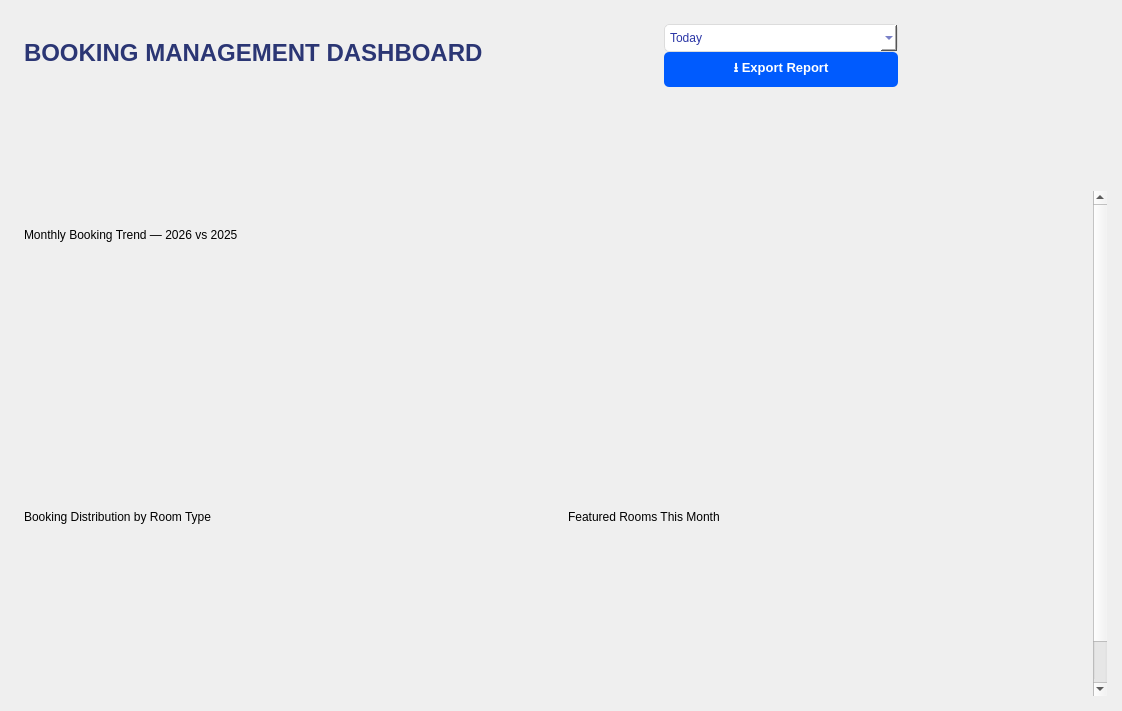
Above: src/views/DashboardWidget.ui from nguyenvuducduy97andrew-ai/OOP_HotelBookingManagementSystem before the change. Below: the same form after it.
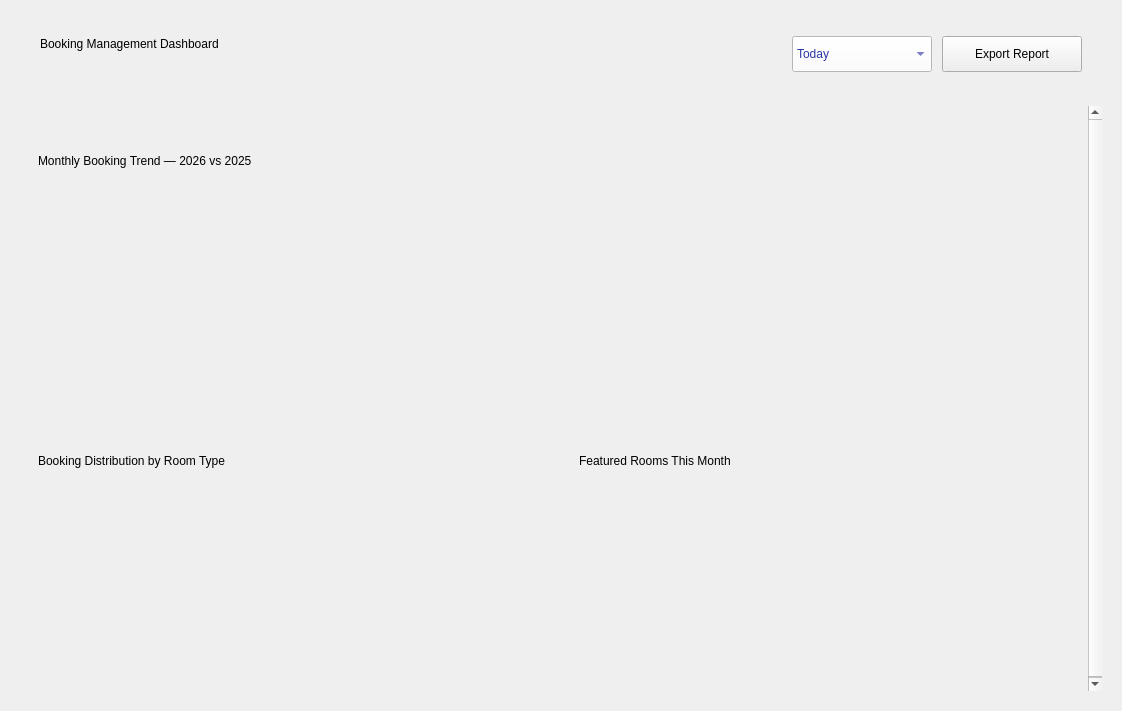
That is the form after the change. Custom widgets are drawn as their Qt base class.

Commit message: Polish dashboard layout and styling for a clearer overview.

What changed in the file:
```diff
--- a/src/views/DashboardWidget.ui
+++ b/src/views/DashboardWidget.ui
@@ -23,41 +23,41 @@
     <bool>false</bool>
    </property>
    <layout class="QVBoxLayout" name="mainVerticalLayout">
-    <property name="leftMargin"><number>15</number></property>
-    <property name="topMargin"><number>15</number></property>
-    <property name="rightMargin"><number>15</number></property>
-    <property name="bottomMargin"><number>15</number></property>
-    <property name="spacing"><number>15</number></property>
+    <property name="leftMargin"><number>20</number></property>
+    <property name="topMargin"><number>20</number></property>
+    <property name="rightMargin"><number>20</number></property>
+    <property name="bottomMargin"><number>20</number></property>
+    <property name="spacing"><number>18</number></property>
     <item>
      <widget class="QFrame" name="HeaderFrame">
-   <property name="geometry">
-    <rect>
-     <x>15</x>
-     <y>15</y>
-     <width>1050</width>
-     <height>150</height>
-    </rect>
-   </property>
    <property name="sizePolicy">
     <sizepolicy hsizetype="Expanding" vsizetype="Fixed">
      <horstretch>0</horstretch>
      <verstretch>0</verstretch>
     </sizepolicy>
    </property>
-   <property name="minimumSize">
-    <size>
-     <width>150</width>
-     <height>150</height>
-    </size>
-   </property>
    <layout class="QHBoxLayout" name="horizontalLayout">
+    <property name="leftMargin"><number>20</number></property>
+    <property name="topMargin"><number>16</number></property>
+    <property name="rightMargin"><number>20</number></property>
+    <property name="bottomMargin"><number>16</number></property>
+    <property name="spacing"><number>16</number></property>
     <item>
      <layout class="QVBoxLayout" name="verticalLayoutTitle">
       <property name="spacing">
-       <number>5</number>
+       <number>4</number>
+      </property>
+      <property name="leftMargin">
+       <number>0</number>
+      </property>
+      <property name="topMargin">
+       <number>0</number>
+      </property>
+      <property name="rightMargin">
+       <number>0</number>
       </property>
       <property name="bottomMargin">
-       <number>50</number>
+       <number>0</number>
       </property>
       <item>
        <widget class="QLabel" name="lblTitle">
@@ -67,15 +67,8 @@
           <verstretch>0</verstretch>
          </sizepolicy>
         </property>
-        <property name="styleSheet">
-         <string notr="true">QLabel#lblTitle {
-         color: #2B3674;
-         font-weight: bold;
-         font-size: 24px;}
-         </string>
-        </property>
         <property name="text">
-         <string>BOOKING MANAGEMENT DASHBOARD</string>
+         <string>Booking Management Dashboard</string>
         </property>
         <property name="wordWrap">
          <bool>false</bool>
@@ -102,42 +95,45 @@
       <property name="orientation">
        <enum>Qt::Orientation::Horizontal</enum>
       </property>
-      <property name="sizeType">
-       <enum>QSizePolicy::Policy::Minimum</enum>
-      </property>
       <property name="sizeHint" stdset="0">
        <size>
-        <width>0</width>
-        <height>0</height>
+        <width>40</width>
+        <height>20</height>
        </size>
       </property>
      </spacer>
     </item>
     <item>
-     <layout class="QVBoxLayout" name="verticalLayout">
+     <layout class="QHBoxLayout" name="verticalLayout">
       <property name="spacing">
-       <number>0</number>
+       <number>10</number>
       </property>
       <property name="leftMargin">
-       <number>100</number>
+       <number>0</number>
       </property>
       <property name="topMargin">
        <number>0</number>
       </property>
       <property name="rightMargin">
-       <number>200</number>
+       <number>0</number>
       </property>
       <property name="bottomMargin">
-       <number>80</number>
+       <number>0</number>
       </property>
       <item>
        <widget class="QComboBox" name="cmbDateRange">
         <property name="enabled">
          <bool>true</bool>
         </property>
+        <property name="minimumSize">
+         <size>
+          <width>140</width>
+          <height>36</height>
+         </size>
+        </property>
         <property name="sizePolicy">
-         <sizepolicy hsizetype="Preferred" vsizetype="Maximum">
-          <horstretch>70</horstretch>
+         <sizepolicy hsizetype="Fixed" vsizetype="Fixed">
+          <horstretch>0</horstretch>
           <verstretch>0</verstretch>
          </sizepolicy>
         </property>
@@ -344,23 +340,7 @@
          <enum>Qt::LayoutDirection::LeftToRight</enum>
         </property>
         <property name="styleSheet">
-         <string notr="true">QComboBox#cmbDateRange {
-        font: 10pt &quot;Segoe UI&quot;;
-    border: 1px solid #dcdcdc;
-    border-radius: 5px;
-    padding: 5px;
-    background-color: white;
-        color: rgb(43, 54, 166);
-}
-
-/* Style cho danh sách xổ xuống */
-QComboBox#cmbDateRange QAbstractItemView {
-    border: 1px solid #dcdcdc;
-    background-color: white; /* Màu nền của danh sách */
-        color: rgb(43, 54, 166);
-        selection-background-color: rgb(43, 54, 166);
-        selection-color: rgb(255, 255, 255);
-}</string>
+         <string notr="true"/>
         </property>
         <item>
          <property name="text">
@@ -386,23 +366,18 @@
       </item>
       <item>
        <widget class="QPushButton" name="btnExport">
+        <property name="minimumSize">
+         <size>
+          <width>140</width>
+          <height>36</height>
+         </size>
+        </property>
         <property name="cursor"><cursorShape>PointingHandCursor</cursorShape></property>
         <property name="styleSheet">
-         <string notr="true">QPushButton#btnExport {
-    background-color: #005BFE;
-    color: #FFFFFF;
-    border: none;
-    border-radius: 5px;
-    padding: 6px 14px;
-    font-size: 10pt;
-    font-weight: 600;
-}
-QPushButton#btnExport:hover {
-    background-color: #2B7BFF;
-}</string>
+         <string notr="true"/>
         </property>
         <property name="text">
-         <string>⭳ Export Report</string>
+         <string>Export Report</string>
         </property>
        </widget>
       </item>
@@ -417,24 +392,22 @@
           đã được đặt), bọc trong QScrollArea để không bị tràn/cắt nếu nội dung dài
           hơn vùng hiển thị. -->
      <widget class="QScrollArea" name="bodyScrollArea">
-   <property name="geometry">
-    <rect>
-     <x>15</x>
-     <y>180</y>
-     <width>1092</width>
-     <height>516</height>
-    </rect>
+   <property name="sizePolicy">
+    <sizepolicy hsizetype="Expanding" vsizetype="Expanding">
+     <horstretch>1</horstretch>
+     <verstretch>1</verstretch>
+    </sizepolicy>
    </property>
    <property name="frameShape"><enum>QFrame::Shape::NoFrame</enum></property>
+   <property name="horizontalScrollBarPolicy"><enum>Qt::ScrollBarPolicy::ScrollBarAlwaysOff</enum></property>
    <property name="widgetResizable"><bool>true</bool></property>
    <widget class="QWidget" name="scrollAreaWidgetContents">
-    <property name="geometry"><rect><x>0</x><y>0</y><width>1092</width><height>516</height></rect></property>
     <layout class="QVBoxLayout" name="bodyLayout">
      <property name="leftMargin"><number>0</number></property>
      <property name="topMargin"><number>0</number></property>
-     <property name="rightMargin"><number>4</number></property>
-     <property name="bottomMargin"><number>4</number></property>
-     <property name="spacing"><number>14</number></property>
+     <property name="rightMargin"><number>0</number></property>
+     <property name="bottomMargin"><number>0</number></property>
+     <property name="spacing"><number>16</number></property>
 
      <!-- Hàng 4 thẻ to -->
      <item>
@@ -475,6 +448,11 @@
       <widget class="QFrame" name="trendCard">
        <property name="objectName"><string notr="true">ChartCard</string></property>
        <layout class="QVBoxLayout" name="trendCardLayout">
+        <property name="leftMargin"><number>18</number></property>
+        <property name="topMargin"><number>16</number></property>
+        <property name="rightMargin"><number>18</number></property>
+        <property name="bottomMargin"><number>14</number></property>
+        <property name="spacing"><number>10</number></property>
         <item>
          <widget class="QLabel" name="trendTitleLabel">
           <property name="objectName"><string notr="true">ChartTitle</string></property>
@@ -499,6 +477,11 @@
         <widget class="QFrame" name="barCard">
          <property name="objectName"><string notr="true">ChartCard</string></property>
          <layout class="QVBoxLayout" name="barCardLayout">
+          <property name="leftMargin"><number>18</number></property>
+          <property name="topMargin"><number>16</number></property>
+          <property name="rightMargin"><number>18</number></property>
+          <property name="bottomMargin"><number>14</number></property>
+          <property name="spacing"><number>10</number></property>
           <item>
            <widget class="QLabel" name="barTitleLabel">
             <property name="objectName"><string notr="true">ChartTitle</string></property>
@@ -518,6 +501,10 @@
         <widget class="QFrame" name="roomListCard">
          <property name="objectName"><string notr="true">ChartCard</string></property>
          <layout class="QVBoxLayout" name="roomListCardLayout">
+          <property name="leftMargin"><number>18</number></property>
+          <property name="topMargin"><number>16</number></property>
+          <property name="rightMargin"><number>18</number></property>
+          <property name="bottomMargin"><number>14</number></property>
           <property name="spacing"><number>8</number></property>
           <item>
            <widget class="QLabel" name="roomListTitleLabel">
```
Left out of the diff: 114 changed lines with no effect on the pictures. The commit also changes 3 other files.
